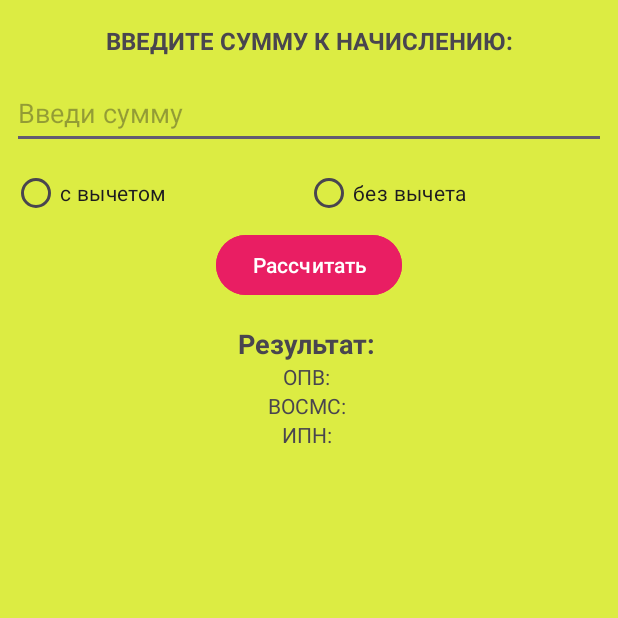
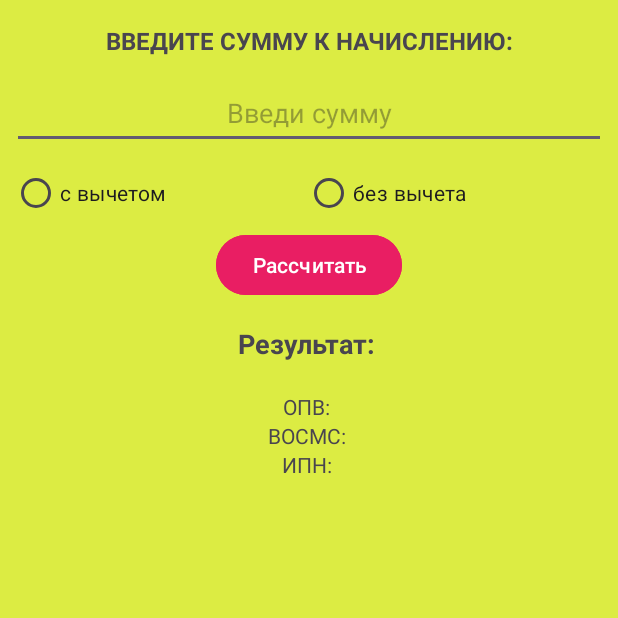
Before and after one commit to zzhalelov/payslip-pro-mobile-java, an Android app: the SecondActivity screen opened directly, with no data from a screen before it, on a phone screen of 412 x 824 dp, the top half of it. Run offline under Robolectric (Android 15) with nearby library versions, the phone set to English and light mode, and no system bars.

Commit message:
Center the textView in xml

```diff
--- a/app/src/main/java/com/example/payslippro/MainActivity.java
+++ b/app/src/main/java/com/example/payslippro/MainActivity.java
@@ -7,9 +7,7 @@ import android.content.Intent;
 import android.os.Bundle;
 import android.view.View;
 
-
 public class MainActivity extends AppCompatActivity {
-
     @Override
     protected void onCreate(Bundle savedInstanceState) {
         super.onCreate(savedInstanceState);
--- a/app/src/main/res/layout/activity_second.xml
+++ b/app/src/main/res/layout/activity_second.xml
@@ -25,6 +25,7 @@
         android:layout_width="match_parent"
         android:layout_height="wrap_content"
         android:layout_marginVertical="5dp"
+        android:gravity="center"
         android:hint="@string/hintInsertGross"
         android:inputType="numberDecimal"
         android:minHeight="48dp" />
@@ -72,26 +73,26 @@
 
     <TextView
         android:id="@+id/textViewOpv"
-        android:onClick="clickButton"
         android:layout_width="match_parent"
         android:layout_height="wrap_content"
+        android:layout_marginTop="20dp"
         android:gravity="center"
+        android:onClick="clickButton"
         android:text="ОПВ: " />
 
     <TextView
         android:id="@+id/textViewVosms"
-        android:onClick="clickButton"
         android:layout_width="match_parent"
         android:layout_height="wrap_content"
         android:gravity="center"
+        android:onClick="clickButton"
         android:text="ВОСМС: " />
 
     <TextView
         android:id="@+id/textViewIpn"
-        android:onClick="clickButton"
         android:layout_width="match_parent"
         android:layout_height="wrap_content"
         android:gravity="center"
+        android:onClick="clickButton"
         android:text="ИПН: " />
-
 </LinearLayout>
--- a/app/src/main/res/layout/activity_third.xml
+++ b/app/src/main/res/layout/activity_third.xml
@@ -25,6 +25,7 @@
         android:layout_width="match_parent"
         android:layout_height="wrap_content"
         android:layout_marginVertical="5dp"
+        android:gravity="center"
         android:hint="Введи сумму"
         android:inputType="numberDecimal"
         android:minHeight="48dp" />
@@ -74,6 +75,7 @@
         android:id="@+id/textViewOpv"
         android:layout_width="match_parent"
         android:layout_height="wrap_content"
+        android:layout_marginTop="20dp"
         android:gravity="center"
         android:onClick="clickButton"
         android:text="ОПВ: " />
```
